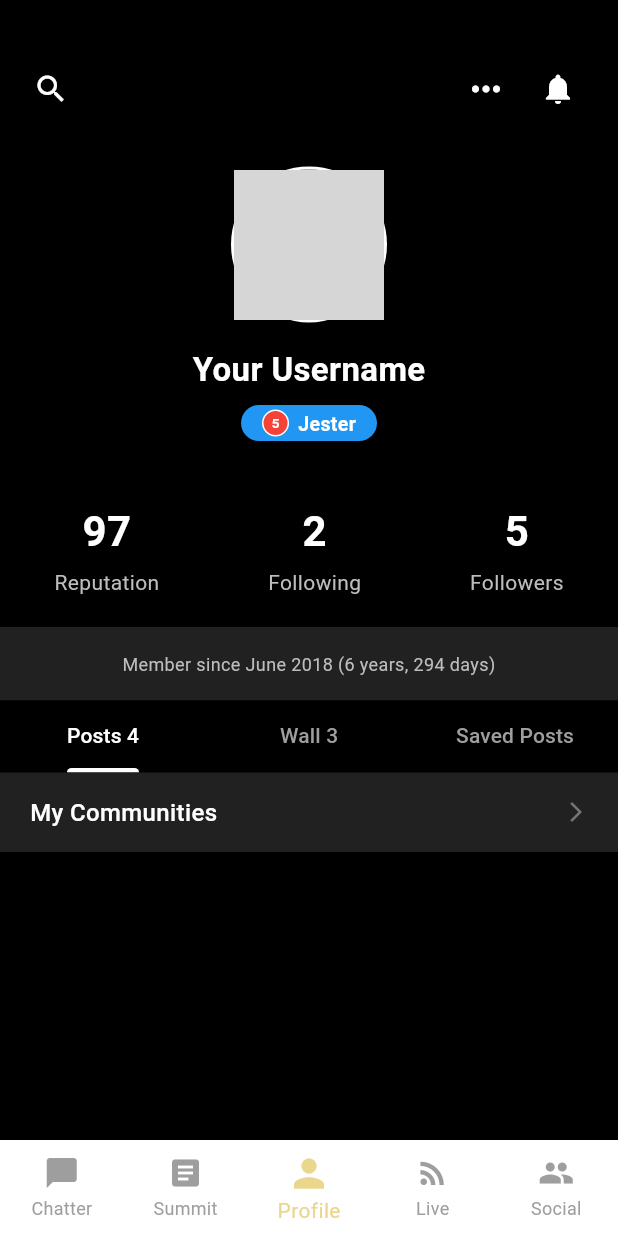
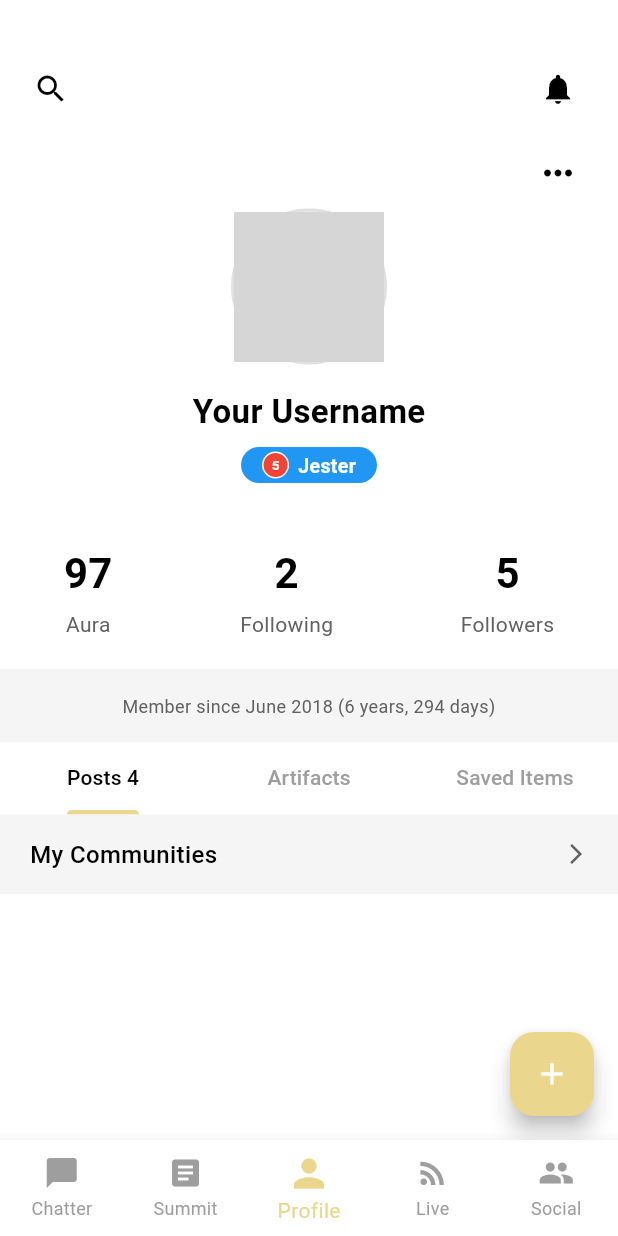
Before and after one commit to quachang/myApp, a Flutter app: the screen it shows once a user with an empty profile is signed in, item 3 of the bottom bar chosen, on a phone screen of 412 x 824 dp. Run offline on Flutter 3.47's test engine with Material 3 defaults, Android fonts, the phone set to English and light mode, and no system bars; our stand-ins replace cloud_firestore, firebase_auth, firebase_core, google_sign_in; accounts and stored records are empty; network calls fail; Roboto replaces fonts that are missing (Poppins); grey boxes are pictures that could not be loaded.

Commit message:
Checkpoint #1.0

```diff
--- a/lib/screens/main/profile/profile_screen.dart
+++ b/lib/screens/main/profile/profile_screen.dart
@@ -48,14 +48,19 @@ class _ProfileScreenState extends State<ProfileScreen> with SingleTickerProvider
                   // Handle Copy Link
                   Navigator.pop(context);
                 },
-                child: const Center(
-                  child: Text(
+                child: Row(
+                  mainAxisAlignment: MainAxisAlignment.center,
+                  children: const [
+                    Icon(Icons.link, size: 20),
+                    SizedBox(width: 10),
+                    Text(
                       'Copy Link',
                       style: TextStyle(
                         fontSize: 16,
                         color: Colors.black,
                       ),
                     ),
+                  ],
                 ),
               ),
               const Divider(height: 1, color: Colors.grey),
@@ -66,14 +71,42 @@ class _ProfileScreenState extends State<ProfileScreen> with SingleTickerProvider
                   Navigator.pop(context);
                   _navigateToEditProfile();
                 },
-                child: const Center(
-                  child: Text(
+                child: Row(
+                  mainAxisAlignment: MainAxisAlignment.center,
+                  children: const [
+                    Icon(Icons.edit, size: 20),
+                    SizedBox(width: 10),
+                    Text(
                       'Edit My Profile',
                       style: TextStyle(
                         fontSize: 16,
                         color: Colors.black,
                       ),
                     ),
+                  ],
+                ),
+              ),
+              const Divider(height: 1, color: Colors.grey),
+              SimpleDialogOption(
+                padding: const EdgeInsets.symmetric(vertical: 16, horizontal: 24),
+                onPressed: () {
+                  // Handle Settings
+                  Navigator.pop(context);
+                  // Navigate to settings page
+                },
+                child: Row(
+                  mainAxisAlignment: MainAxisAlignment.center,
+                  children: const [
+                    Icon(Icons.settings, size: 20),
+                    SizedBox(width: 10),
+                    Text(
+                      'Settings',
+                      style: TextStyle(
+                        fontSize: 16,
+                        color: Colors.black,
+                      ),
+                    ),
+                  ],
                 ),
               ),
             ],
@@ -96,14 +129,14 @@ class _ProfileScreenState extends State<ProfileScreen> with SingleTickerProvider
   @override
   Widget build(BuildContext context) {
     return Scaffold(
-      backgroundColor: Colors.black,
+      backgroundColor: Colors.white, // Changed from black to white
       body: SingleChildScrollView(
         child: Column(
           children: [
             // Top section with search icon and options
             Container(
               padding: const EdgeInsets.only(top: 35, left: 10, right: 16, bottom: 8),
-              color: Colors.black,
+              color: Colors.white, // Changed from black to white
               child: Row(
                 mainAxisAlignment: MainAxisAlignment.spaceBetween,
                 children: [
@@ -111,7 +144,7 @@ class _ProfileScreenState extends State<ProfileScreen> with SingleTickerProvider
                   IconButton(
                     icon: const Icon(
                       Icons.search,
-                      color: Colors.white,
+                      color: Colors.black, // Changed from white to black
                       size: 24,
                     ),
                     onPressed: () {
@@ -119,23 +152,11 @@ class _ProfileScreenState extends State<ProfileScreen> with SingleTickerProvider
                     },
                   ),
 
-                  // Right side icons - 3 dots and notification
-                  Row(
-                    children: [
-                      // Three dots menu with larger size
-                      IconButton(
-                        icon: const Icon(
-                          Icons.more_horiz,
-                          color: Colors.white,
-                          size: 28,  // Increased from 24 to 28
-                        ),
-                        onPressed: _showOptionsMenu,
-                      ),
-                      // Notification icon
+                  // Right side - only notification icon remains
                   IconButton(
                     icon: const Icon(
                       Icons.notifications,
-                          color: Colors.white,
+                      color: Colors.black, // Changed from white to black
                       size: 24,
                     ),
                     onPressed: () {
@@ -144,21 +165,38 @@ class _ProfileScreenState extends State<ProfileScreen> with SingleTickerProvider
                   ),
                 ],
               ),
-                ],
             ),
-            ),
-            // Profile picture section (with smaller text)
+
+            // Profile picture section with white background
             Container(
-              color: Colors.black,
-              padding: const EdgeInsets.symmetric(vertical: 20),
+              color: Colors.white, // Changed from black to white
+              padding: const EdgeInsets.only(top: 0, bottom: 20),
               alignment: Alignment.center,
               child: Column(
                 children: [
+                  // Add the 3 dots at the top of the profile section
+                  Align(
+                    alignment: Alignment.centerRight,
+                    child: Padding(
+                      padding: const EdgeInsets.only(right: 16.0, top: 0, bottom: 0),
+                      child: IconButton(
+                        icon: const Icon(
+                          Icons.more_horiz,
+                          color: Colors.black, // Changed from white to black
+                          size: 28,
+                        ),
+                        padding: EdgeInsets.zero,
+                        constraints: BoxConstraints(),
+                        onPressed: _showOptionsMenu,
+                      ),
+                    ),
+                  ),
+
                   // Profile picture
                   Container(
                     decoration: BoxDecoration(
                       shape: BoxShape.circle,
-                      border: Border.all(color: Colors.white, width: 2),
+                      border: Border.all(color: Colors.grey.shade300, width: 2), // Changed border color
                     ),
                     child: CircleAvatar(
                       radius: 50,
@@ -169,21 +207,21 @@ class _ProfileScreenState extends State<ProfileScreen> with SingleTickerProvider
 
                   const SizedBox(height: 16),
 
-                  // Username - reduced font size
+                  // Username - with black text
                   const Text(
                     'Your Username',
                     style: TextStyle(
-                      color: Colors.white,
-                      fontSize: 22, // Reduced from 24
+                      color: Colors.black, // Changed from white to black
+                      fontSize: 22,
                       fontWeight: FontWeight.bold,
                     ),
                   ),
 
                   const SizedBox(height: 8),
 
-                  // Level indicator badge - reduced size
+                  // Level indicator badge
                   Container(
-                    height: 24, // Reduced from 28
+                    height: 24,
                     padding: const EdgeInsets.symmetric(horizontal: 14, vertical: 3),
                     decoration: BoxDecoration(
                       color: Colors.blue,
@@ -193,8 +231,8 @@ class _ProfileScreenState extends State<ProfileScreen> with SingleTickerProvider
                       mainAxisSize: MainAxisSize.min,
                       children: [
                         Container(
-                          width: 18, // Reduced from 20
-                          height: 18, // Reduced from 20
+                          width: 18,
+                          height: 18,
                           decoration: BoxDecoration(
                             color: Colors.red,
                             shape: BoxShape.circle,
@@ -205,7 +243,7 @@ class _ProfileScreenState extends State<ProfileScreen> with SingleTickerProvider
                             '5',
                             style: TextStyle(
                               color: Colors.white,
-                              fontSize: 9, // Reduced from 10
+                              fontSize: 9,
                               fontWeight: FontWeight.bold,
                             ),
                           ),
@@ -215,7 +253,7 @@ class _ProfileScreenState extends State<ProfileScreen> with SingleTickerProvider
                           'Jester',
                           style: TextStyle(
                             color: Colors.white,
-                            fontSize: 13, // Reduced from 14
+                            fontSize: 13,
                             fontWeight: FontWeight.bold,
                           ),
                         ),
@@ -226,81 +264,88 @@ class _ProfileScreenState extends State<ProfileScreen> with SingleTickerProvider
               ),
             ),
 
-            // Stats section with smaller numbers
+            // Stats section with updated 'Aura' text
             Container(
-              color: Colors.black,
+              color: Colors.white, // Changed from black to white
               child: Row(
                 mainAxisAlignment: MainAxisAlignment.spaceAround,
                 children: [
-                  _buildStatColumn('97', 'Reputation'),
+                  _buildStatColumn('97', 'Aura'), // Changed from 'Reputation' to 'Aura'
                   _buildStatColumn('2', 'Following'),
                   _buildStatColumn('5', 'Followers'),
                 ],
               ),
             ),
 
-            // Bio section - centered and without "Bio" header
+            // Bio section with lighter background
             Container(
               width: double.infinity,
               padding: const EdgeInsets.all(16),
-              color: Colors.grey.shade900,
+              color: Colors.grey.shade100, // Changed from grey.shade900 to grey.shade100
               child: Column(
-                crossAxisAlignment: CrossAxisAlignment.center, // Center alignment
+                crossAxisAlignment: CrossAxisAlignment.center,
                 children: [
-                  // Only keep the member since text, remove the "Tap here" text
                   Text(
                     'Member since June 2018 (6 years, 294 days)',
                     style: TextStyle(
-                      color: Colors.grey.shade400,
-                      fontSize: 12, // Reduced from 14 to 12
+                      color: Colors.grey.shade700, // Changed from grey.shade400 to grey.shade700
+                      fontSize: 12,
                     ),
-                    textAlign: TextAlign.center, // Center aligned text
+                    textAlign: TextAlign.center,
                   ),
                 ],
               ),
             ),
 
-            // Tab Bar
+            // Tab Bar with updated tab labels
             Container(
               decoration: BoxDecoration(
-                color: Colors.black,
+                color: Colors.white, // Changed from black to white
               ),
               child: TabBar(
                 controller: _tabController,
-                indicatorColor: Colors.white,
+                indicatorColor: AppColors.primary, // Changed from white to primary color
                 dividerColor: Colors.transparent,
-                labelColor: Colors.white,
+                labelColor: Colors.black, // Changed from white to black
                 unselectedLabelColor: Colors.grey,
                 indicatorSize: TabBarIndicatorSize.label,
                 tabs: const [
                   Tab(text: 'Posts 4'),
-                  Tab(text: 'Wall 3'),
-                  Tab(text: 'Saved Posts'),
+                  Tab(text: 'Artifacts'), // Changed from 'Wall 3' to 'Artifacts'
+                  Tab(text: 'Saved Items'), // Changed from 'Saved Posts' to 'Saved Items'
                 ],
               ),
             ),
 
-            // My Communities section (changed from My Wiki Entries)
+            // My Communities section with lighter background
             Container(
               padding: const EdgeInsets.symmetric(horizontal: 20, vertical: 15),
-              color: Colors.grey.shade900,
+              color: Colors.grey.shade100, // Changed from grey.shade900 to grey.shade100
               child: Row(
                 children: [
-                  const Text(
+                  Text(
                     'My Communities',
                     style: TextStyle(
-                      color: Colors.white,
+                      color: Colors.black, // Changed from white to black
                       fontSize: 16,
                       fontWeight: FontWeight.w500,
                     ),
                   ),
                   const Spacer(),
-                  Icon(Icons.arrow_forward_ios, color: Colors.grey.shade600, size: 16),
+                  Icon(Icons.arrow_forward_ios, color: Colors.grey.shade700, size: 16), // Changed icon color
                 ],
               ),
             ),
           ],
         ),
+      ),
+      // Add floating action button
+      floatingActionButton: FloatingActionButton(
+        onPressed: () {
+          // Handle create action
+        },
+        backgroundColor: AppColors.primary,
+        child: const Icon(Icons.add),
       ),
     );
   }
@@ -313,8 +358,8 @@ class _ProfileScreenState extends State<ProfileScreen> with SingleTickerProvider
           Text(
             count,
             style: const TextStyle(
-              color: Colors.white,
-              fontSize: 28, // Smaller font size
+              color: Colors.black, // Changed from white to black
+              fontSize: 28,
               fontWeight: FontWeight.bold,
             ),
           ),
@@ -322,7 +367,7 @@ class _ProfileScreenState extends State<ProfileScreen> with SingleTickerProvider
           Text(
             title,
             style: TextStyle(
-              color: Colors.grey.shade400,
+              color: Colors.grey.shade700, // Changed from grey.shade400 to grey.shade700
               fontSize: 14,
             ),
           ),
```
Also changed, not shown: lib/screens/main/profile/edit_profile_screen.dart (+2 -20 lines), 7 other files. Lines whose indentation alone changed are shown as unchanged.
